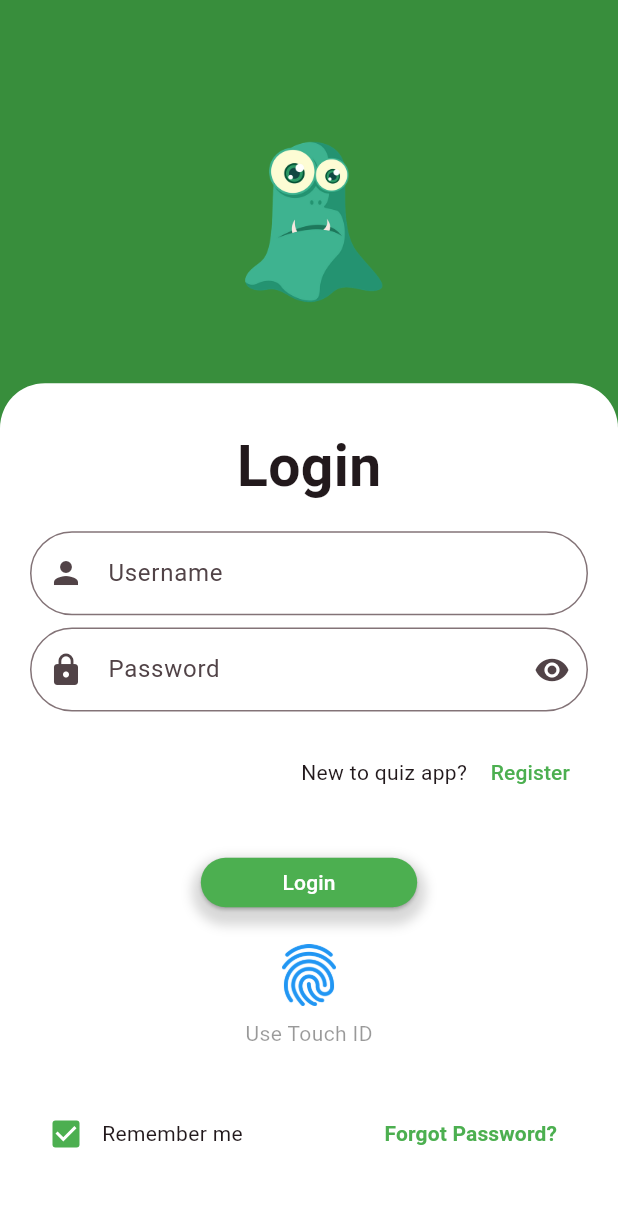
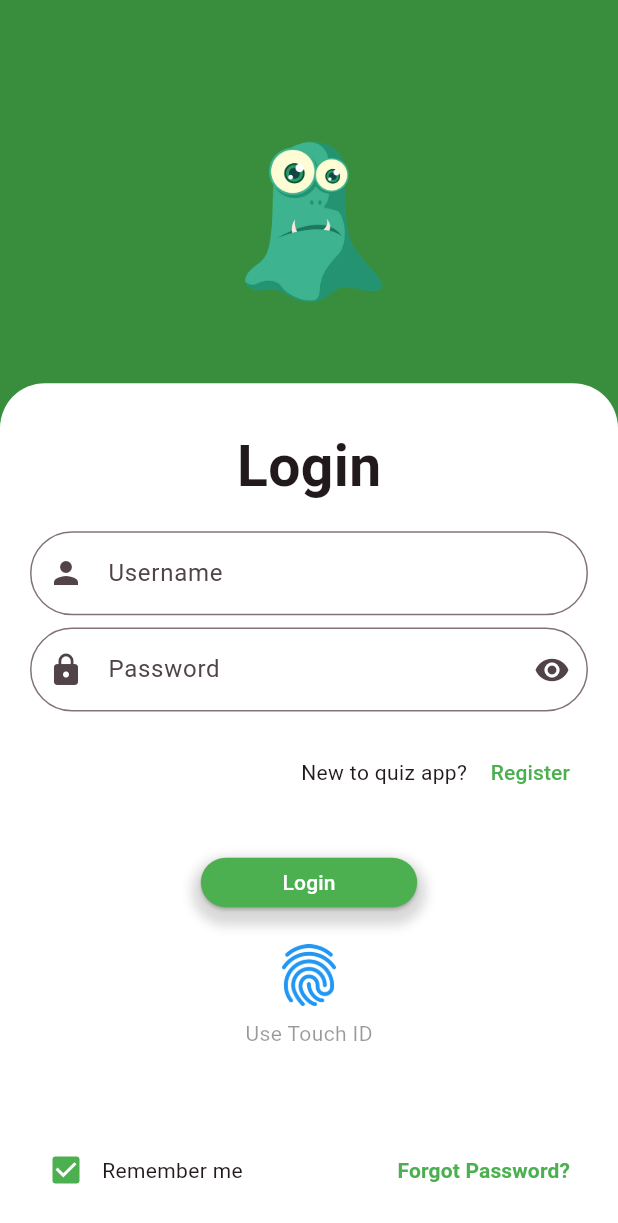
Before and after one commit to MazenMomen/quiz_app_mazen_momen, a Flutter app: the screen it shows after launch, on a phone screen of 412 x 824 dp. Shown: the top 1223 px of the screen. Run offline on Flutter 3.47's test engine with Material 2 defaults, Android fonts, the phone set to English and light mode, and no system bars; our stand-ins replace google_fonts.

Commit message:
editing main alignment

```diff
--- a/lib/screens/login_screen.dart
+++ b/lib/screens/login_screen.dart
@@ -72,8 +72,8 @@ class LoginScreen extends StatelessWidget {
                         height: MediaQuery.of(context).size.height * 0.02,
                       ),
                       Row(
+                        mainAxisAlignment: MainAxisAlignment.end,
                         children: [
-                          const Spacer(),
                           const Text("New to quiz app? "),
                           TextButton(
                               onPressed: () {},
@@ -135,10 +135,9 @@ class LoginScreen extends StatelessWidget {
                           color: Colors.black.withOpacity(0.4),
                         ),
                       ),
-                      Container(
-                          height: MediaQuery.of(context).size.height * 0.04),
+                      const Spacer(),
                       Row(
-                        mainAxisAlignment: MainAxisAlignment.start,
+                        mainAxisAlignment: MainAxisAlignment.spaceBetween,
                         children: [
                           Row(
                             children: [
@@ -149,9 +148,8 @@ class LoginScreen extends StatelessWidget {
                                     Colors.green[500]),
                               ),
                               const Text("Remember me"),
-                              SizedBox(
-                                  width:
-                                      MediaQuery.of(context).size.width * 0.2),
+                            ],
+                          ),
                           TextButton(
                               onPressed: () {},
                               child: Text(
@@ -164,11 +162,9 @@ class LoginScreen extends StatelessWidget {
                       ),
                     ],
                   ),
-                    ],
                 ),
               ),
             ),
-            )
           ],
         ),
       ),
```
Lines whose indentation alone changed are shown as unchanged.
